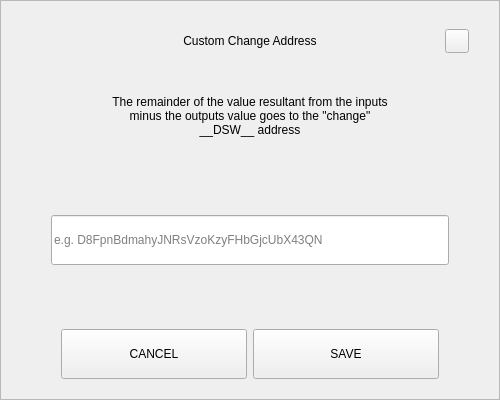
This is src/qt/pivx/forms/sendchangeaddressdialog.ui in decenomy/DSW as Qt 5 draws it before an edit. The edited form follows.
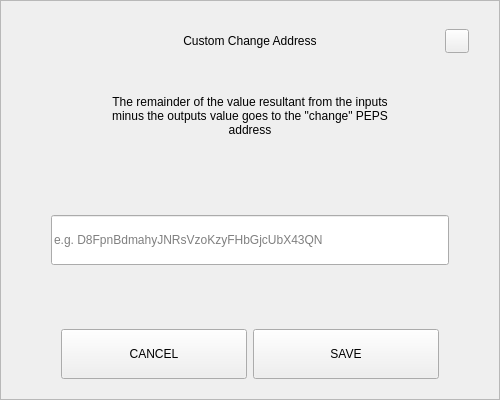
This is the edited form.

Diff of the .ui file:
```diff
--- a/src/qt/pivx/forms/sendchangeaddressdialog.ui
+++ b/src/qt/pivx/forms/sendchangeaddressdialog.ui
@@ -164,7 +164,7 @@
          </size>
         </property>
         <property name="text">
-         <string>The remainder of the value resultant from the inputs minus the outputs value goes to the &quot;change&quot; __DSW__ address</string>
+         <string>The remainder of the value resultant from the inputs minus the outputs value goes to the &quot;change&quot; PEPS address</string>
         </property>
         <property name="alignment">
          <set>Qt::AlignCenter</set>
```
